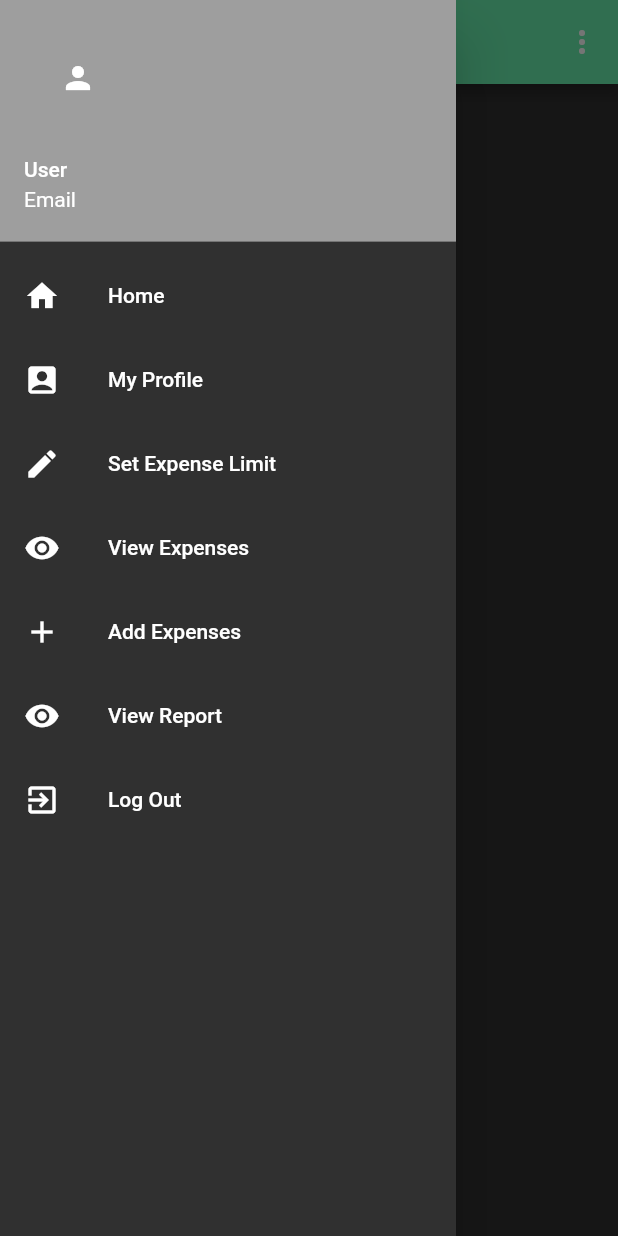
After one commit to deean96/FYP_DuitKu, a Flutter app: the HomePage screen opened directly, with the side drawer open, on a phone screen of 412 x 824 dp. The commit adds this screen. Run offline on Flutter 3.47's test engine with Material 2 defaults, Android fonts, the phone set to English and light mode, and no system bars; our stand-ins replace datetime_picker_formfield.

Commit message:
Created necessary pages

```diff
--- /dev/null
+++ b/lib/user/home.dart
@@ -0,0 +1,105 @@
+import 'package:duitku/expenses/add_expenses.dart';
+import 'package:duitku/expenses/set_expenses_limit.dart';
+import 'package:duitku/expenses/view_expenses.dart';
+import 'package:duitku/user/profile.dart';
+import 'package:flutter/material.dart';
+
+class HomePage extends StatefulWidget {
+  @override
+  _HomePageState createState() => _HomePageState();
+}
+
+class _HomePageState extends State<HomePage> {
+  @override
+  Widget build(BuildContext context) {
+    return Scaffold(
+      appBar: AppBar(
+        backgroundColor: Colors.greenAccent,
+        title: Text('Home'),
+        actions: <Widget>[
+          new IconButton(
+            icon: Icon(
+              Icons.more_vert,
+              color: Colors.white,
+            ),
+            onPressed: () {},
+          ),
+        ],
+      ),
+      drawer: new Drawer(
+        child: new ListView(
+          children: <Widget>[
+            //Drawer Header
+            new UserAccountsDrawerHeader(
+              accountName: Text("User"),
+              accountEmail: Text("Email"),
+              currentAccountPicture: GestureDetector(
+                child: new CircleAvatar(
+                  backgroundColor: Colors.grey,
+                  child: Icon(Icons.person, color: Colors.white),
+                ),
+              ),
+              decoration: new BoxDecoration(color: Colors.grey),
+            ),
+
+            ListTile(
+              title: Text("Home"),
+              leading: Icon(Icons.home),
+              onTap: () {},
+            ),
+
+            ListTile(
+              title: Text("My Profile"),
+              leading: Icon(Icons.account_box),
+              onTap: () {
+                Navigator.of(context).pop();
+                Navigator.of(context).push(MaterialPageRoute(
+                    builder: (BuildContext context) => ProfilePage()));
+              },
+            ),
+
+            ListTile(
+              title: Text("Set Expense Limit"),
+              leading: Icon(Icons.edit),
+              onTap: () {
+                Navigator.of(context).pop();
+                Navigator.of(context).push(MaterialPageRoute(
+                    builder: (BuildContext context) => SetExpensesLimit()));
+              },
+            ),
+
+            ListTile(
+              title: Text("View Expenses"),
+              leading: Icon(Icons.remove_red_eye),
+              onTap: () {
+                Navigator.of(context).pop();
+                Navigator.of(context).push(MaterialPageRoute(
+                    builder: (BuildContext context) => ViewExpenses()));
+              },
+            ),
+
+            ListTile(
+              title: Text("Add Expenses"),
+              leading: Icon(Icons.add),
+              onTap: () {
+                Navigator.of(context).pop();
+                Navigator.of(context).push(MaterialPageRoute(
+                    builder: (BuildContext context) => AddExpenses()));
+              },
+            ),
+
+            ListTile(
+              title: Text("View Report"),
+              leading: Icon(Icons.remove_red_eye),
+            ),
+
+            ListTile(
+              title: Text("Log Out"),
+              leading: Icon(Icons.exit_to_app),
+            ),
+          ],
+        ),
+      ),
+    );
+  }
+}
--- a/pubspec.yaml
+++ b/pubspec.yaml
@@ -19,6 +19,7 @@ environment:
 dependencies:
   flutter:
     sdk: flutter
+  datetime_picker_formfield: ^0.4.3
 
 
   # The following adds the Cupertino Icons font to your application.
```
Also changed, not shown: lib/expenses/add_expenses.dart (added, +79 -0 lines), lib/expenses/set_expenses_limit.dart (added, +13 -0 lines), lib/expenses/view_expenses.dart (added, +13 -0 lines), lib/user/login.dart (+37 -23 lines), lib/user/profile.dart (added, +13 -0 lines), lib/user/register.dart (+85 -2 lines), pubspec.lock.
